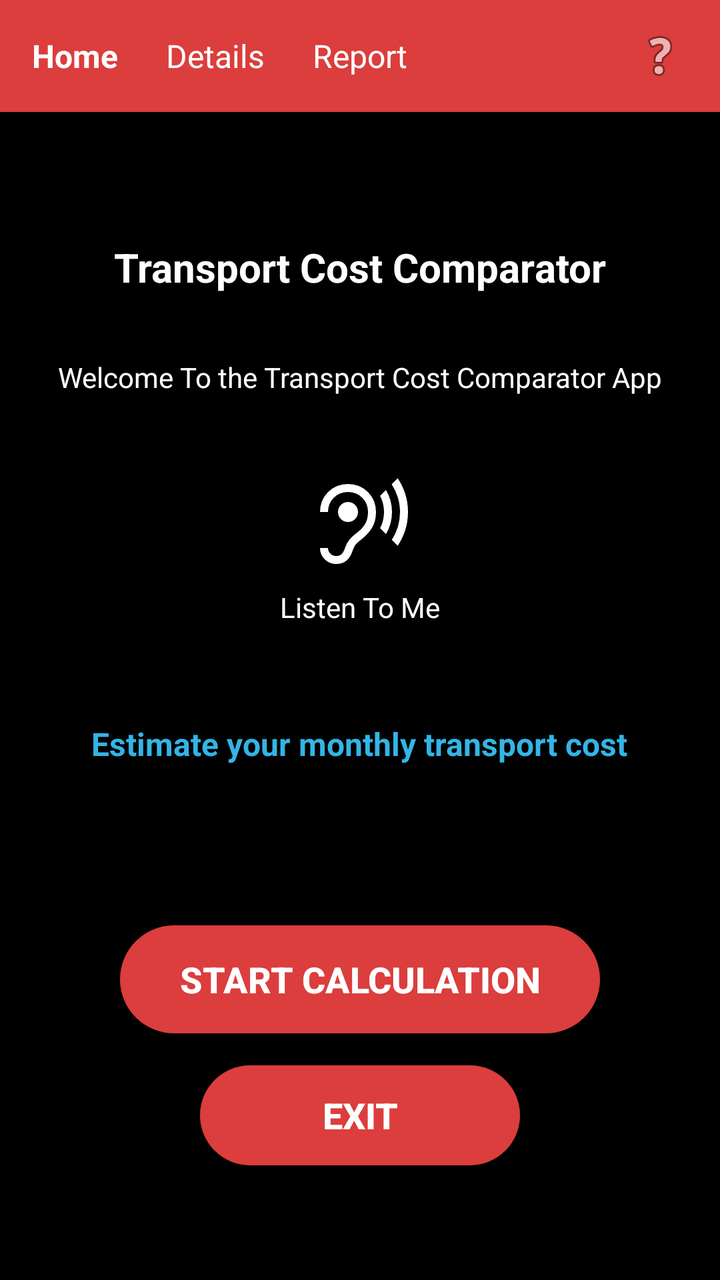
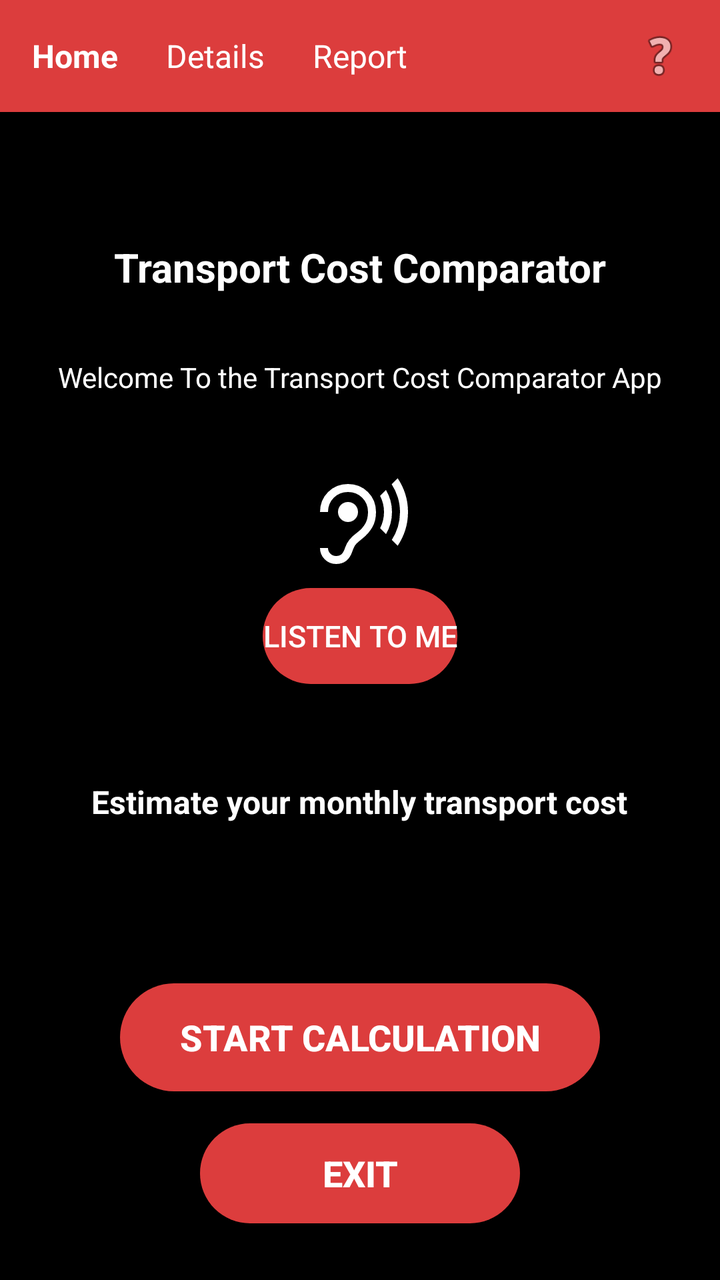

Before-and-after screenshots of an Android layout around one commit, followed by the original layout XML and the change that was made.
<!-- AndroidManifest.xml: application theme Theme.AppCompat.Light.DarkActionBar -->
<!-- res/layout/activity_main.xml -->
<?xml version="1.0" encoding="utf-8"?>
<LinearLayout xmlns:android="http://schemas.android.com/apk/res/android"
    android:layout_width="match_parent"
    android:layout_height="match_parent"
    android:orientation="vertical"
    android:background="#000000">

    
    <LinearLayout
        android:layout_width="match_parent"
        android:layout_height="56dp"
        android:background="#DC3D3D"
        android:orientation="horizontal"
        android:gravity="center_vertical"
        android:paddingHorizontal="16dp">

        <TextView android:id="@+id/navHome" android:text="Home" android:textColor="#FFFFFF" android:textSize="16sp" android:textStyle="bold" android:layout_width="wrap_content" android:layout_height="wrap_content" android:layout_marginEnd="24dp"/>
        <TextView android:id="@+id/navDetails" android:text="Details" android:textColor="#FFFFFF" android:textSize="16sp" android:layout_width="wrap_content" android:layout_height="wrap_content" android:layout_marginEnd="24dp"/>
        <TextView android:id="@+id/navReport" android:text="Report" android:textColor="#FFFFFF" android:textSize="16sp" android:layout_width="wrap_content" android:layout_height="wrap_content"/>
        <View android:layout_width="0dp" android:layout_height="0dp" android:layout_weight="1"/>
        <ImageView android:id="@+id/navHelp" android:layout_width="28dp" android:layout_height="28dp" android:src="@android:drawable/ic_menu_help" android:contentDescription="Help"/>
    </LinearLayout>

    
    <LinearLayout
        android:layout_width="match_parent"
        android:layout_height="match_parent"
        android:orientation="vertical"
        android:gravity="center_horizontal"
        android:padding="24dp">

        <TextView
            android:layout_width="wrap_content"
            android:layout_height="wrap_content"
            android:text="Transport Cost Comparator"
            android:textSize="20sp"
            android:textStyle="bold"
            android:textColor="#FFFFFF"
            android:layout_marginTop="40dp"
            android:layout_marginBottom="32dp"/>

        <TextView
            android:layout_width="wrap_content"
            android:layout_height="wrap_content"
            android:text="Welcome To the Transport Cost Comparator App"
            android:textSize="14sp"
            android:textColor="#FFFFFF"
            android:layout_marginBottom="40dp"/>

        
        <ImageView
            android:layout_width="48dp"
            android:layout_height="48dp"
            android:src="@drawable/outline_ear_sound_24"
            android:contentDescription="Audio Icon"
            android:layout_marginBottom="8dp"/>

        <TextView
            android:id="@+id/btnListenToMe"
            android:layout_width="wrap_content"
            android:layout_height="wrap_content"
            android:text="Listen To Me"
            android:textSize="14sp"
            android:textColor="#FFFFFF"
            android:layout_marginBottom="48dp"/>

        <TextView
            android:layout_width="wrap_content"
            android:layout_height="wrap_content"
            android:text="Estimate your monthly transport cost"
            android:textSize="16sp"
            android:textStyle="bold"
            android:textColor="#33B5E5"
            android:layout_marginBottom="80dp"/>

        <Button
            android:id="@+id/btnStartCalc"
            android:layout_width="240dp"
            android:layout_height="54dp"
            android:text="Start calculation"
            android:textColor="#FFFFFF"
            android:textSize="18sp"
            android:textStyle="bold"
            android:background="@drawable/bg_rounded_button"
            android:layout_marginBottom="16dp"
            android:stateListAnimator="@null"/>

        <Button
            android:id="@+id/btnExit"
            android:layout_width="160dp"
            android:layout_height="50dp"
            android:text="Exit"
            android:textColor="#FFFFFF"
            android:textSize="18sp"
            android:textStyle="bold"
            android:background="@drawable/bg_rounded_button"
            android:stateListAnimator="@null"/>

    </LinearLayout>
</LinearLayout>
<!-- resources referenced by this layout -->
<resources>
  <!-- drawable bg_rounded_button (drawable) -->
  <?xml version="1.0" encoding="utf-8"?>
  <shape xmlns:android="http://schemas.android.com/apk/res/android"
      android:shape="rectangle">
      <solid android:color="#DC3D3D"/>
      <corners android:radius="28dp"/>
  </shape>
  <!-- drawable outline_ear_sound_24 (drawable) -->
  <vector xmlns:android="http://schemas.android.com/apk/res/android" android:height="24dp" android:tint="#FFFFFF" android:viewportHeight="960" android:viewportWidth="960" android:width="24dp">
        
      <path android:fillColor="@android:color/white" android:pathData="M240,880Q302,880 341.5,849Q381,818 402,758Q419,708 434.5,688Q450,668 506,624Q568,574 604,511Q640,448 640,360Q640,241 559.5,160.5Q479,80 360,80Q241,80 160.5,160.5Q80,241 80,360L160,360Q160,275 217.5,217.5Q275,160 360,160Q445,160 502.5,217.5Q560,275 560,360Q560,428 533,476Q506,524 456,562Q404,600 375,636Q346,672 332,714Q318,758 298.5,779Q279,800 240,800Q207,800 183.5,776.5Q160,753 160,720L80,720Q80,786 127,833Q174,880 240,880ZM431,430.5Q460,401 460,360Q460,318 431,289Q402,260 360,260Q318,260 289,289Q260,318 260,360Q260,401 289,430.5Q318,460 360,460Q402,460 431,430.5ZM740,581L681,522Q700,485 710,444.5Q720,404 720,360Q720,316 710,276Q700,236 681,199L740,140Q769,189 784.5,244.5Q800,300 800,360Q800,421 784.5,476.5Q769,532 740,581ZM857,697L798,639Q837,579 858.5,509Q880,439 880,362Q880,284 858,213.5Q836,143 797,83L857,23Q906,95 933,180.5Q960,266 960,360Q960,454 933,539.5Q906,625 857,697Z"/>
      
  </vector>
</resources>

<!-- the commit's change to res/layout/activity_main.xml (unified diff, before → after) -->
@@ -55,13 +55,14 @@
             android:contentDescription="Audio Icon"
             android:layout_marginBottom="8dp"/>
 
-        <TextView
+        <Button
             android:id="@+id/btnListenToMe"
             android:layout_width="wrap_content"
             android:layout_height="wrap_content"
-            android:text="Listen To Me"
-            android:textSize="14sp"
+            android:text="Listen to Me"
             android:textColor="#FFFFFF"
+            android:textSize="15dp"
+            android:background="@drawable/bg_rounded_button"
             android:layout_marginBottom="48dp"/>
 
         <TextView
@@ -70,7 +71,7 @@
             android:text="Estimate your monthly transport cost"
             android:textSize="16sp"
             android:textStyle="bold"
-            android:textColor="#33B5E5"
+            android:textColor="#FFFFFF"
             android:layout_marginBottom="80dp"/>
 
         <Button
